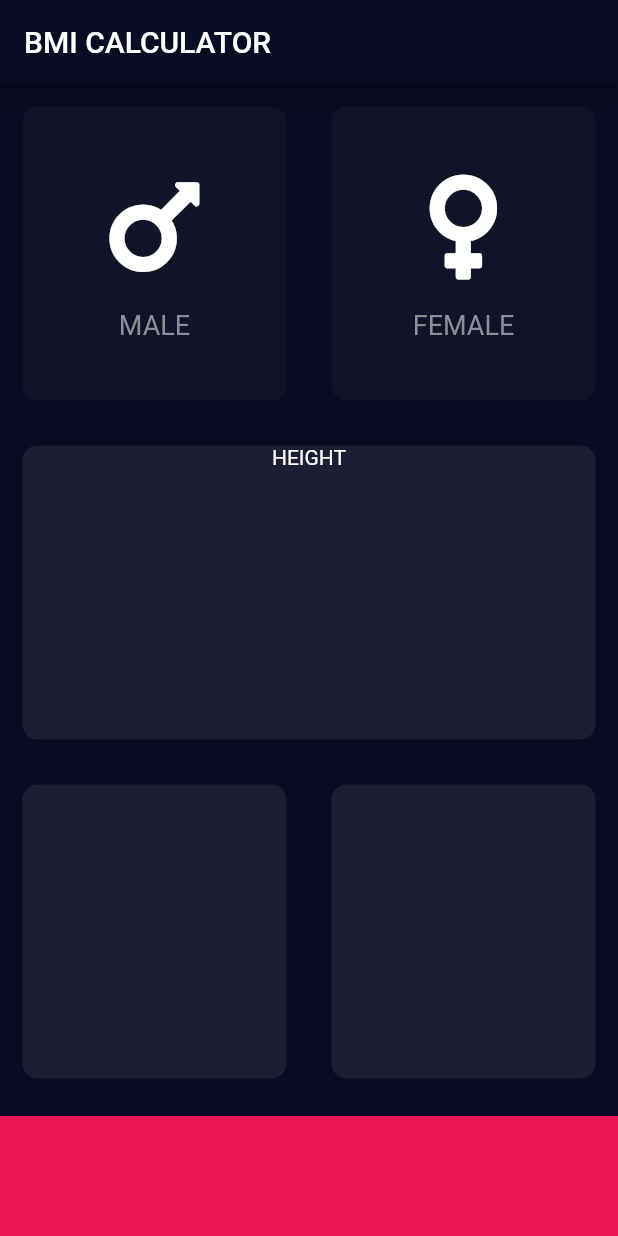
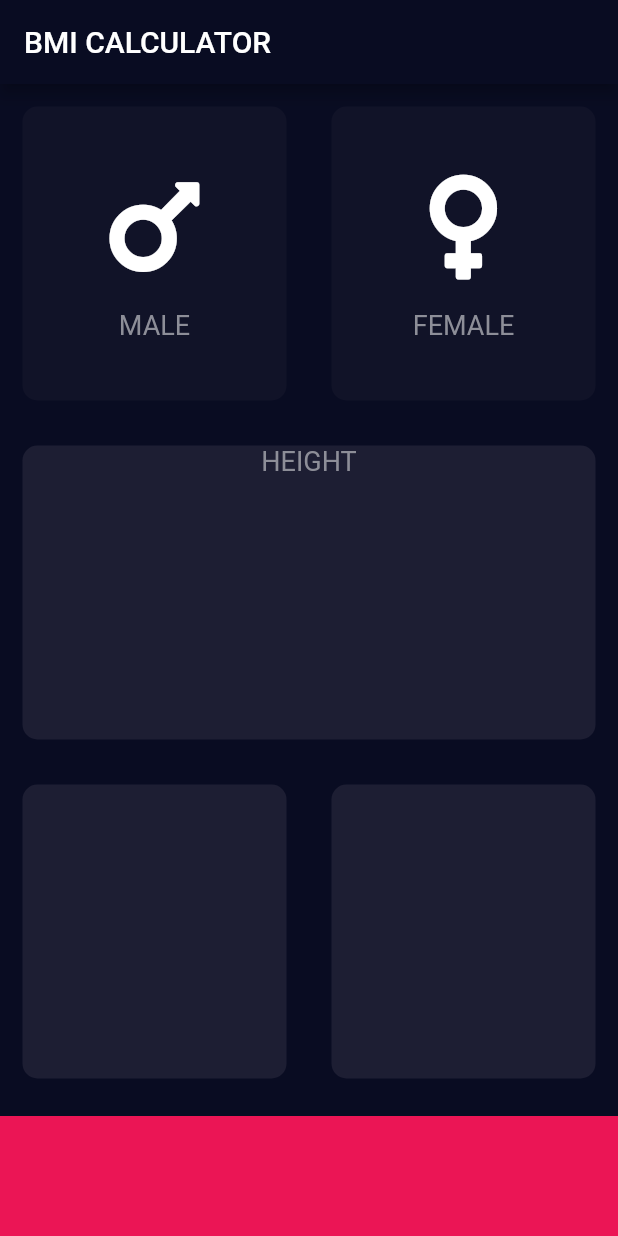
Before and after one commit to m0vntain/bmi-calculator-flutter, a Flutter app: the screen it shows after launch, on a phone screen of 412 x 824 dp. Run offline on Flutter 3.47's test engine with Material 2 defaults, Android fonts, the phone set to English and light mode, and no system bars; our stand-ins replace font_awesome_flutter.

Commit message:
put const variables into separate constants file

```diff
--- /dev/null
+++ b/lib/constants.dart
@@ -0,0 +1,11 @@
+import 'package:flutter/material.dart';
+
+const kBottomContainerHeight = 80.0;
+const kBottomContainerColor = Color(0xFFEB1555);
+const kActiveCardColor = Color(0xFF1D1E33);
+const kInactiveCardColor = Color(0xFF111328);
+
+const kBuildTextStyle = TextStyle(
+  fontSize: 18.0,
+  color: Color(0xFF8D8E98),
+);
--- a/lib/icon_content.dart
+++ b/lib/icon_content.dart
@@ -1,4 +1,6 @@
 import 'package:flutter/material.dart';
+import 'package:bmi_calculator/constants.dart';
+
 
 class CustomIconContent extends StatelessWidget {
   CustomIconContent(this._customIcon, this._customText);
@@ -20,10 +22,7 @@ class CustomIconContent extends StatelessWidget {
         ),
         Text(
           _customText,
-          style: TextStyle(
-            fontSize: 18.0,
-            color: Color(0xFF8D8E98),
-          ),
+          style: kBuildTextStyle,
         ),
       ],
     );
--- a/lib/input_page.dart
+++ b/lib/input_page.dart
@@ -2,11 +2,7 @@ import 'package:bmi_calculator/icon_content.dart';
 import 'package:bmi_calculator/reusable_card.dart';
 import 'package:flutter/material.dart';
 import 'package:font_awesome_flutter/font_awesome_flutter.dart';
-
-const bottomContainerHeight = 80.0;
-const bottomContainerColor = Color(0xFFEB1555);
-const activeCardColor = Color(0xFF1D1E33);
-const inactiveCardColor = Color(0xFF111328);
+import 'package:bmi_calculator/constants.dart';
 
 enum GenderType { male, female }
 
@@ -16,20 +12,9 @@ class InputPage extends StatefulWidget {
 }
 
 class _InputPageState extends State<InputPage> {
-  Color maleCardColor = inactiveCardColor;
-  Color femaleCardColor = inactiveCardColor;
+  Color maleCardColor = kInactiveCardColor;
+  Color femaleCardColor = kInactiveCardColor;
   GenderType selectedGender;
-
-////  1 - male, 2 - female
-//  void updateCardColor(GenderType gender) {
-//    if (gender == GenderType.male) {
-//      maleCardColor = activeCardColor;
-//      femaleCardColor = inactiveCardColor;
-//    } else {
-//      femaleCardColor = activeCardColor;
-//      maleCardColor = inactiveCardColor;
-//    }
-//  }
 
   @override
   Widget build(BuildContext context) {
@@ -49,9 +34,10 @@ class _InputPageState extends State<InputPage> {
                         selectedGender = GenderType.male;
                       });
                     },
-                    colour: selectedGender == GenderType.male? activeCardColor : inactiveCardColor,
-                    cardChild:
-                        CustomIconContent(FontAwesomeIcons.mars, 'MALE'),
+                    colour: selectedGender == GenderType.male
+                        ? kActiveCardColor
+                        : kInactiveCardColor,
+                    cardChild: CustomIconContent(FontAwesomeIcons.mars, 'MALE'),
                   ),
                 ),
                 Expanded(
@@ -61,7 +47,9 @@ class _InputPageState extends State<InputPage> {
                         selectedGender = GenderType.female;
                       });
                     },
-                    colour: selectedGender == GenderType.female ? activeCardColor : inactiveCardColor,
+                    colour: selectedGender == GenderType.female
+                        ? kActiveCardColor
+                        : kInactiveCardColor,
                     cardChild:
                         CustomIconContent(FontAwesomeIcons.venus, 'FEMALE'),
                   ),
@@ -74,9 +62,11 @@ class _InputPageState extends State<InputPage> {
               children: <Widget>[
                 Expanded(
                   child: ReusableCard(
-                    colour: activeCardColor,
+                    colour: kActiveCardColor,
                     cardChild: Column(
-                      children: <Widget>[Text('HEIGHT')],
+                      children: <Widget>[
+                        Text('HEIGHT', style: kBuildTextStyle),
+                      ],
                     ),
                   ),
                 ),
@@ -88,22 +78,22 @@ class _InputPageState extends State<InputPage> {
               children: <Widget>[
                 Expanded(
                   child: ReusableCard(
-                    colour: activeCardColor,
+                    colour: kActiveCardColor,
                   ),
                 ),
                 Expanded(
                   child: ReusableCard(
-                    colour: activeCardColor,
+                    colour: kActiveCardColor,
                   ),
                 ),
               ],
             ),
           ),
           Container(
-            color: bottomContainerColor,
+            color: kBottomContainerColor,
             margin: EdgeInsets.only(top: 10.0),
             width: double.infinity,
-            height: bottomContainerHeight,
+            height: kBottomContainerHeight,
           ),
         ],
       ),
```
